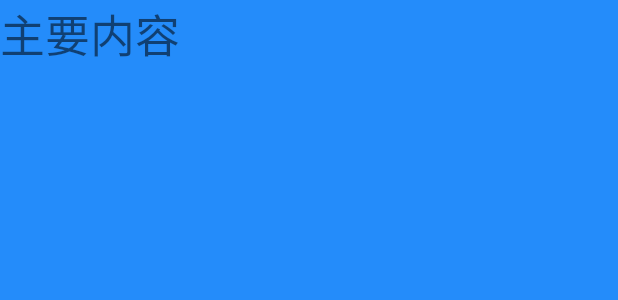
After one commit to Zzy2016/AboutAndroid, an Android app: the layout activity_navi_draw.xml on its own in the app's theme, with its tools: preview values and no code run, on a phone screen of 412 x 824 dp. The commit adds this screen. Shown: the top 300 px of the screen. Run offline under Robolectric (Android 15) with nearby library versions, the phone set to English and light mode, and no system bars.

Commit message:
NavigationView抽屉布局

```diff
--- a/app/src/main/java/com/example/aboutandroid/fragment/ControlBarFragment.java
+++ b/app/src/main/java/com/example/aboutandroid/fragment/ControlBarFragment.java
@@ -39,7 +39,6 @@ public class ControlBarFragment extends Fragment {
         imgPlay = view.findViewById(R.id.imgPlay);
         imgNext = view.findViewById(R.id.imgNext);
         tvName = view.findViewById(R.id.tvName);
-
     }
 
 }
--- /dev/null
+++ b/app/src/main/res/layout/activity_navi_draw.xml
@@ -0,0 +1,30 @@
+<?xml version="1.0" encoding="utf-8"?>
+<androidx.drawerlayout.widget.DrawerLayout xmlns:android="http://schemas.android.com/apk/res/android"
+    xmlns:app="http://schemas.android.com/apk/res-auto"
+    xmlns:tools="http://schemas.android.com/tools"
+    android:layout_width="match_parent"
+    android:layout_height="match_parent"
+    tools:context=".activity.NaviDrawActivity">
+
+    <LinearLayout
+        android:layout_width="match_parent"
+        android:layout_height="match_parent"
+        android:background="#248cfa"
+        >
+        <TextView
+            android:layout_width="match_parent"
+            android:layout_height="wrap_content"
+            android:textSize="@dimen/text30"
+            android:text="主要内容"
+            />
+    </LinearLayout>
+
+
+    <com.google.android.material.navigation.NavigationView
+        android:layout_width="wrap_content"
+        android:layout_height="match_parent"
+        android:layout_gravity="start"
+        app:menu="@menu/menu1"
+        />
+
+</androidx.drawerlayout.widget.DrawerLayout>
--- /dev/null
+++ b/app/src/main/res/menu/menu1.xml
@@ -0,0 +1,51 @@
+<?xml version="1.0" encoding="utf-8"?>
+<menu xmlns:android="http://schemas.android.com/apk/res/android">
+    <group android:checkableBehavior="single">
+        <item
+            android:id="@+id/item_green"
+            android:icon="@drawable/card"
+            android:title="Green" />
+        <item
+            android:id="@+id/item_blue"
+            android:icon="@drawable/card"
+            android:title="Blue" />
+        <item
+            android:id="@+id/item_pink"
+            android:icon="@drawable/card"
+            android:title="Pink" />
+    </group>
+
+    <item android:title="SubItems">
+        <menu>
+            <item
+                android:id="@+id/subitem_01"
+                android:icon="@mipmap/ic_launcher"
+                android:title="SubItem01" />
+            <item
+                android:id="@+id/subitem_02"
+                android:icon="@mipmap/ic_launcher"
+                android:title="SubItem02" />
+            <item
+                android:id="@+id/subitem_03"
+                android:icon="@mipmap/ic_launcher"
+                android:title="SubItem03" />
+        </menu>
+    </item>
+
+    <item android:title="SubItems">
+        <menu>
+            <item
+                android:id="@+id/subitem_04"
+                android:icon="@mipmap/ic_launcher"
+                android:title="SubItem04" />
+            <item
+                android:id="@+id/subitem_05"
+                android:icon="@mipmap/ic_launcher"
+                android:title="SubItem05" />
+            <item
+                android:id="@+id/subitem_06"
+                android:icon="@mipmap/ic_launcher"
+                android:title="SubItem06" />
+        </menu>
+    </item>
+</menu>
```
Also changed, not shown: app/src/main/AndroidManifest.xml (+7 -5 lines), app/src/main/java/com/example/aboutandroid/activity/NaviDrawActivity.java (added, +16 -0 lines), app/src/main/java/com/example/aboutandroid/customview/CircleProgressBar.java (added, +43 -0 lines), app/src/main/res/layout/activity_local_sound.xml (+7 -0 lines), app/src/main/res/values/attrs.xml (added, +10 -0 lines).
